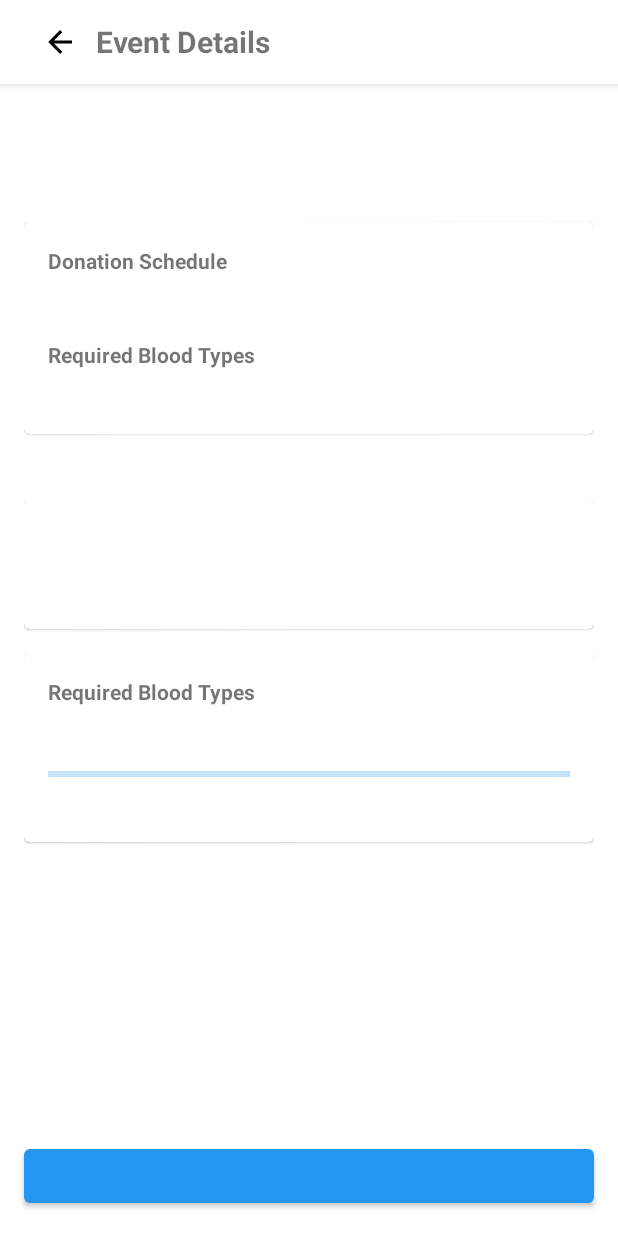
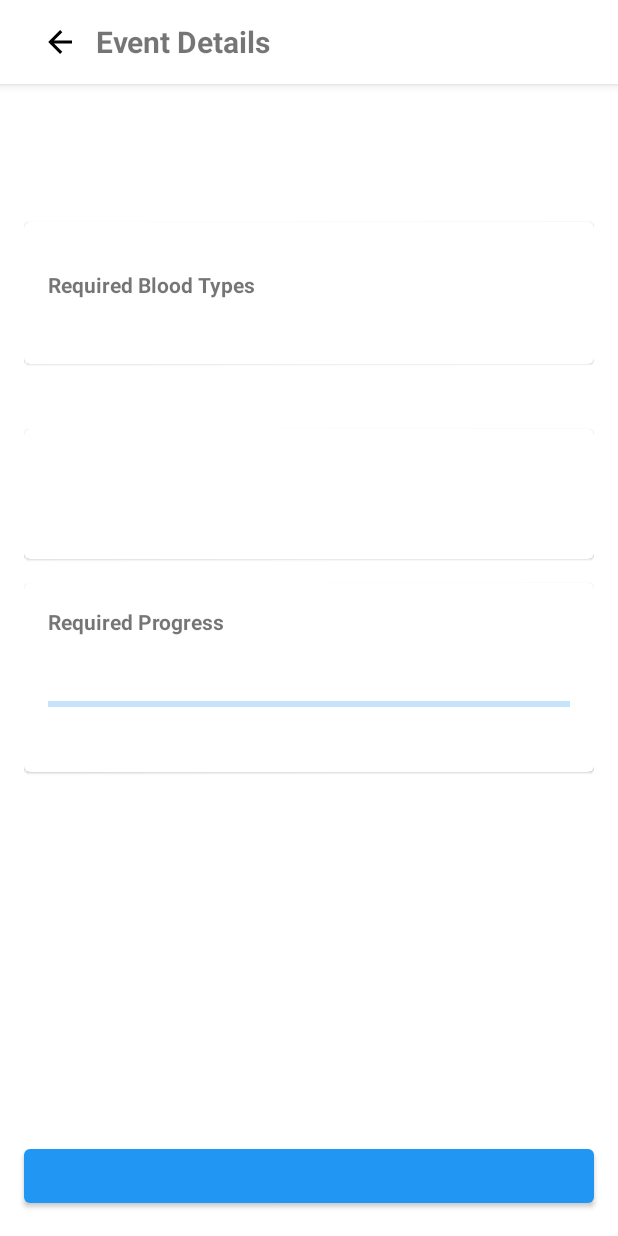
Before and after one commit to Alakinnn/blood-donor, an Android app: the EventDetailsActivity screen opened directly, with no data from a screen before it, on a phone screen of 412 x 824 dp. Run offline under Robolectric (Android 15) with nearby library versions, the phone set to English and light mode, and no system bars; 1 statement that could not run was skipped.

Commit message:
fix UI bugs

```diff
--- a/app/src/main/res/layout/activity_event_details.xml
+++ b/app/src/main/res/layout/activity_event_details.xml
@@ -79,18 +79,6 @@
                     <com.google.android.material.textview.MaterialTextView
                         android:layout_width="match_parent"
                         android:layout_height="wrap_content"
-                        android:text="Donation Schedule"
-                        android:textStyle="bold" />
-
-                    <com.google.android.material.textview.MaterialTextView
-                        android:id="@+id/donationSchedule"
-                        android:layout_width="match_parent"
-                        android:layout_height="wrap_content"
-                        android:layout_marginTop="8dp" />
-
-                    <com.google.android.material.textview.MaterialTextView
-                        android:layout_width="match_parent"
-                        android:layout_height="wrap_content"
                         android:layout_marginTop="16dp"
                         android:text="Required Blood Types"
                         android:textStyle="bold" />
@@ -147,7 +135,7 @@
                     <com.google.android.material.textview.MaterialTextView
                         android:layout_width="match_parent"
                         android:layout_height="wrap_content"
-                        android:text="Required Blood Types"
+                        android:text="Required Progress"
                         android:textStyle="bold" />
 
                     <com.google.android.material.textview.MaterialTextView
```
